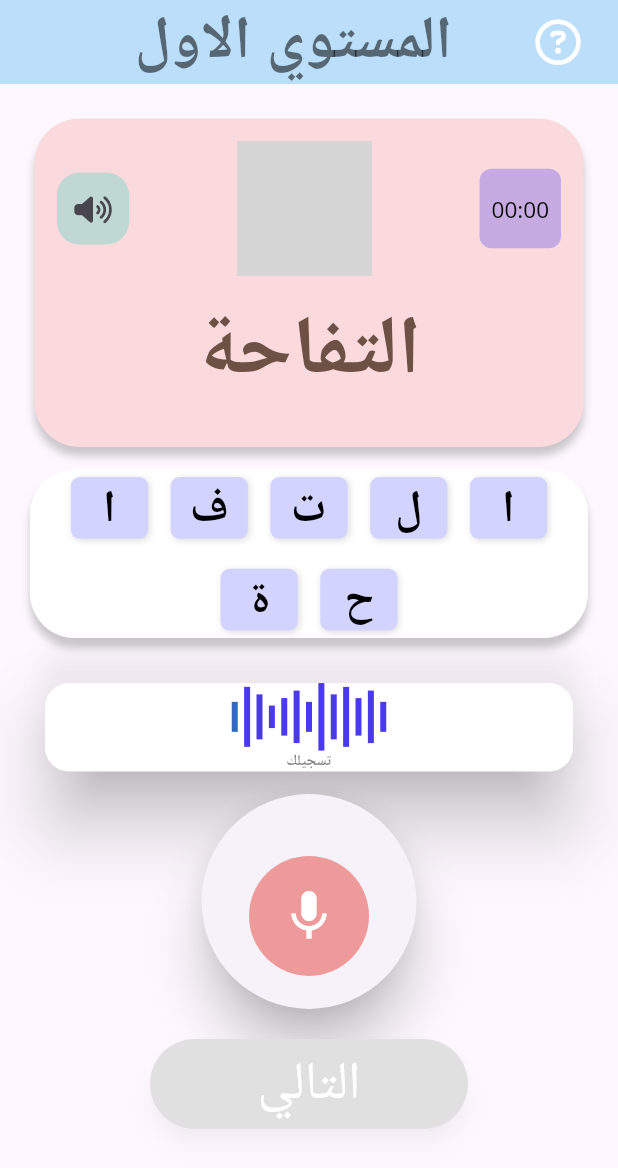
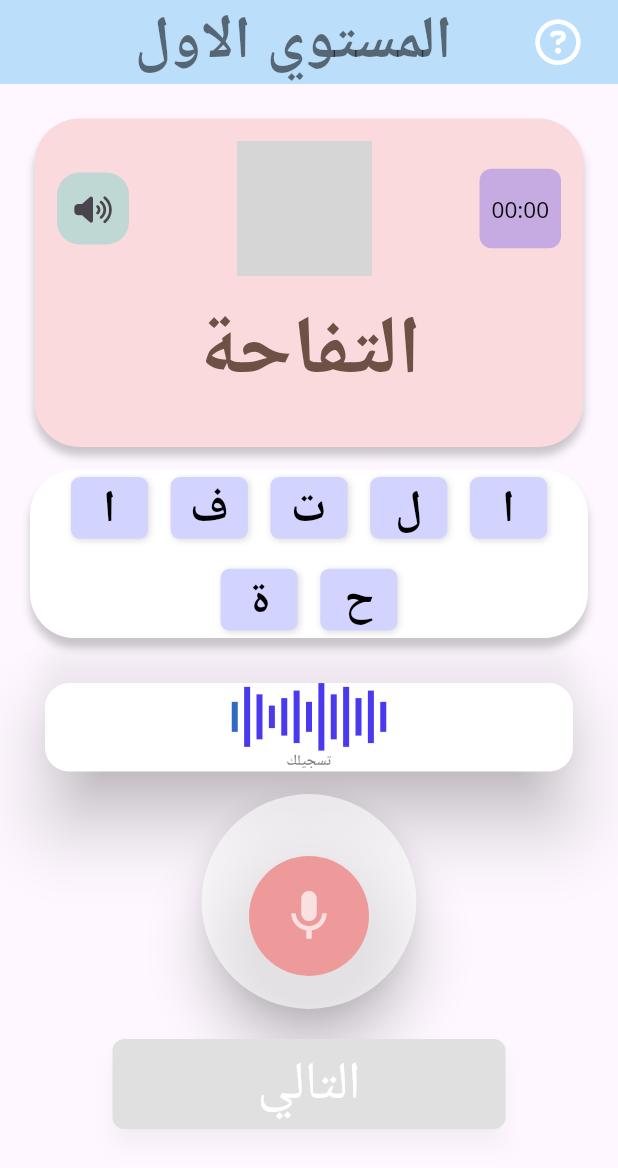
Before and after one commit to mohamed-zakariya/Human_Aid, a Flutter app: the screen it shows after launch, on a phone screen of 412 x 824 dp. Shown: the top 1168 px of the screen. Run offline on Flutter 3.47's test engine with Material 3 defaults, Android fonts, the phone set to English and light mode, and no system bars; our stand-ins replace font_awesome_flutter; grey boxes are pictures that could not be loaded.

Commit message:
Add simple touches in the next button in level1 screen

```diff
--- a/frontend/mobile_app/lib/Level1/LevelFeatures/Level1NextButton.dart
+++ b/frontend/mobile_app/lib/Level1/LevelFeatures/Level1NextButton.dart
@@ -19,11 +19,11 @@ class Level1NextButton extends StatelessWidget {
         shadowColor: const Color(0x33000000), // Shadow color
         elevation: 6, // Elevation for shadow effect
         shape: RoundedRectangleBorder(
-          borderRadius: BorderRadius.circular(30), // Rounded corners
+          borderRadius: BorderRadius.circular(8), // Rounded corners
         ),
-        padding: const EdgeInsets.all(5), // Padding inside the button
+        padding: const EdgeInsets.all(2), // Padding inside the button
         minimumSize: Size(
-          MediaQuery.of(context).size.width - 200,
+          MediaQuery.of(context).size.width - 150,
           60, // Button size
         ),
       ),
--- a/frontend/mobile_app/lib/Level1/LevelFeatures/RecordSystem.dart
+++ b/frontend/mobile_app/lib/Level1/LevelFeatures/RecordSystem.dart
@@ -21,8 +21,7 @@ class RecordSystem extends StatelessWidget {
           style: ElevatedButton.styleFrom(
             shape: const CircleBorder(), // Makes the button circular
             padding: EdgeInsets.fromLTRB(0, screenWidth/10, 0, 0), // Removes padding for a precise size
-            // backgroundColor: Colors.transparent,
-
+            backgroundColor: Colors.white60,
             // Background color
             elevation: 15, // Adds elevation
           ),
@@ -43,7 +42,7 @@ class RecordSystem extends StatelessWidget {
                     child: Icon(
                       Icons.mic,
                       size: 40,
-                      color: Colors.white,
+                      color: Colors.white70,
                     ),
                   ),
                 ),
```
Also changed, not shown: 3 other files.
